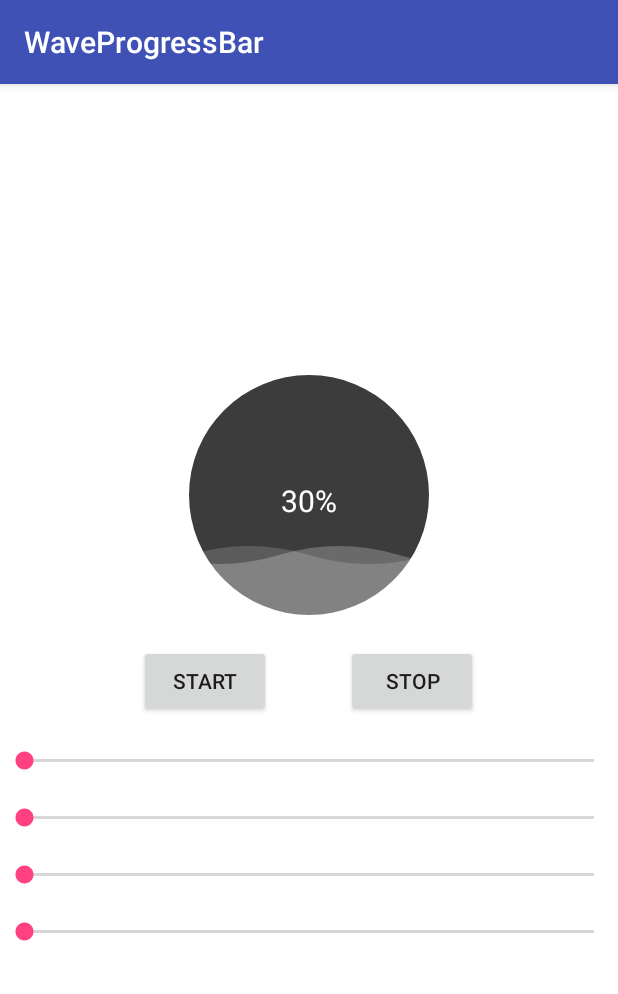
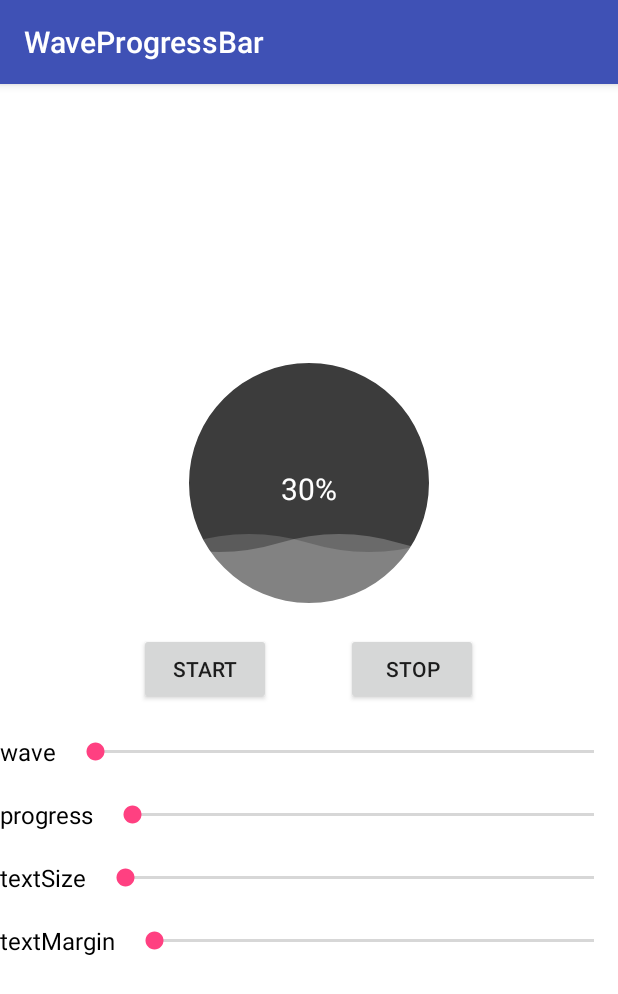
Before and after one commit to cjiahuan/WaveProgressBar, an Android app: the screen it shows after launch (MainActivity), on a phone screen of 412 x 824 dp. Shown: the top 994 px of the screen. Run offline under Robolectric (Android 15) with nearby library versions, the phone set to English and light mode, and no system bars.

Commit message:
change cjh

```diff
--- a/app/src/main/java/cjh/waveprogressbar/MainActivity.java
+++ b/app/src/main/java/cjh/waveprogressbar/MainActivity.java
@@ -126,7 +126,7 @@ public class MainActivity extends AppCompatActivity {
 
 
     public void start(View view) {
-        mTimer.schedule(mTimerTask, 3000, 80);
+        mTimer.schedule(mTimerTask, 0, 80);
     }
 
     public void stop(View view) {
--- a/app/src/main/res/layout/activity_main.xml
+++ b/app/src/main/res/layout/activity_main.xml
@@ -43,36 +43,103 @@
 
     </LinearLayout>
 
+    <LinearLayout
+        android:layout_width="match_parent"
+        android:layout_height="wrap_content"
+        android:layout_marginTop="20dp"
+        android:gravity="center"
+        android:orientation="horizontal">
+
+        <TextView
+            android:layout_width="wrap_content"
+            android:layout_height="wrap_content"
+            android:text="wave"
+            android:textColor="@android:color/black"
+            android:textSize="16sp" />
+
         <SeekBar
             android:id="@+id/changeWave"
             android:layout_width="match_parent"
             android:layout_height="wrap_content"
-        android:layout_marginTop="20dp"
+            android:layout_marginLeft="10dp"
             android:max="100"
             android:progress="0" />
+
+    </LinearLayout>
+
+
+    <LinearLayout
+        android:layout_width="match_parent"
+        android:layout_height="wrap_content"
+        android:layout_marginTop="20dp"
+        android:gravity="center"
+        android:orientation="horizontal">
+
+        <TextView
+            android:layout_width="wrap_content"
+            android:layout_height="wrap_content"
+            android:text="progress"
+            android:textColor="@android:color/black"
+            android:textSize="16sp" />
 
         <SeekBar
             android:id="@+id/changeProgress"
             android:layout_width="match_parent"
             android:layout_height="wrap_content"
-        android:layout_marginTop="20dp"
+            android:layout_marginLeft="10dp"
             android:max="100"
             android:progress="0" />
+
+    </LinearLayout>
+
+
+    <LinearLayout
+        android:layout_width="match_parent"
+        android:layout_height="wrap_content"
+        android:layout_marginTop="20dp"
+        android:gravity="center"
+        android:orientation="horizontal">
+
+        <TextView
+            android:layout_width="wrap_content"
+            android:layout_height="wrap_content"
+            android:text="textSize"
+            android:textColor="@android:color/black"
+            android:textSize="16sp" />
 
         <SeekBar
             android:id="@+id/changeText"
             android:layout_width="match_parent"
             android:layout_height="wrap_content"
-        android:layout_marginTop="20dp"
+            android:layout_marginLeft="10dp"
             android:max="100"
             android:progress="0" />
+
+    </LinearLayout>
+
+    <LinearLayout
+        android:layout_width="match_parent"
+        android:layout_height="wrap_content"
+        android:layout_marginTop="20dp"
+        android:gravity="center"
+        android:orientation="horizontal">
+
+        <TextView
+            android:layout_width="wrap_content"
+            android:layout_height="wrap_content"
+            android:text="textMargin"
+            android:textColor="@android:color/black"
+            android:textSize="16sp" />
 
         <SeekBar
             android:id="@+id/changeMargin"
             android:layout_width="match_parent"
             android:layout_height="wrap_content"
-        android:layout_marginTop="20dp"
+            android:layout_marginLeft="10dp"
             android:max="100"
             android:progress="0" />
 
     </LinearLayout>
+
+
+</LinearLayout>
--- a/waveprogressbarlibrary/src/main/java/cjh/WaveProgressBarlibrary/WaveProgressBar.java
+++ b/waveprogressbarlibrary/src/main/java/cjh/WaveProgressBarlibrary/WaveProgressBar.java
@@ -102,6 +102,8 @@ public class WaveProgressBar extends View {
     protected int text_margin_top;
 
     protected boolean autoTestSize;
+    protected boolean text_follow_progress = true;
+    protected String text = "";
 
     public WaveProgressBar(Context context) {
         super(context);
@@ -157,6 +159,8 @@ public class WaveProgressBar extends View {
                 setAudoTextSize(typedArray.getBoolean(attr, false));
             else if (attr == R.styleable.WaveProgressBar_text_margin_top)
                 setTextMarginTop(typedArray.getDimensionPixelSize(attr, 0));
+            else if (attr == R.styleable.WaveProgressBar_text_follow_progress)
+                setTextFollowProgress(typedArray.getBoolean(attr, true));
         }
         typedArray.recycle();
     }
@@ -253,7 +257,8 @@ public class WaveProgressBar extends View {
     }
 
     protected void drawText(Canvas canvas) {
-        String text = progress + PERCENT_CHAR;
+        if (text_follow_progress)
+            text = progress + PERCENT_CHAR;
         int textLength = (int) textPaint.measureText(text);
         int i = (side_length - textLength) / 2;
         canvas.drawText(text, i, text_margin_top, textPaint);
@@ -345,6 +350,10 @@ public class WaveProgressBar extends View {
             }
         });
         valueAnimator.start();
+    }
+
+    public void setTextFollowProgress(boolean text_follow_progress) {
+        this.text_follow_progress = text_follow_progress;
     }
 
     public void setDwave(int dwave) {
--- a/waveprogressbarlibrary/src/main/res/values/attrs.xml
+++ b/waveprogressbarlibrary/src/main/res/values/attrs.xml
@@ -3,6 +3,7 @@
     <declare-styleable name="WaveProgressBar">
         <attr name="height" format="dimension"></attr>
         <attr name="width" format="dimension"></attr>
+        <attr name="text_follow_progress" format="boolean"></attr>
         <attr name="dwave" format="dimension"></attr>
         <attr name="wave_duration" format="integer"></attr>
         <attr name="max" format="integer"></attr>
```
Lines whose indentation alone changed are shown as unchanged.
